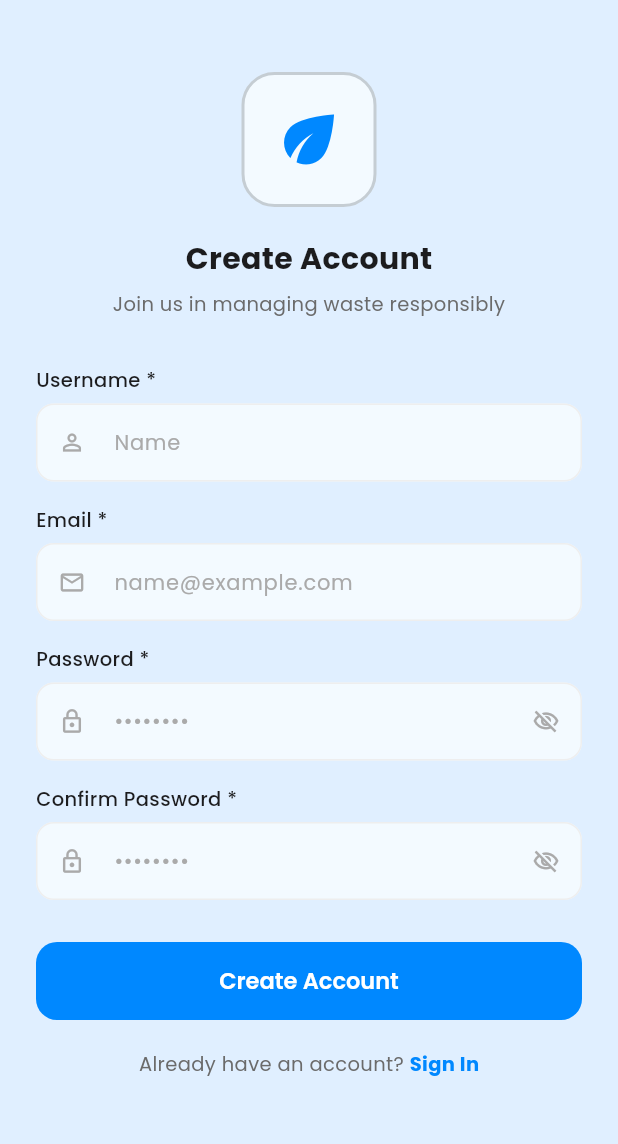
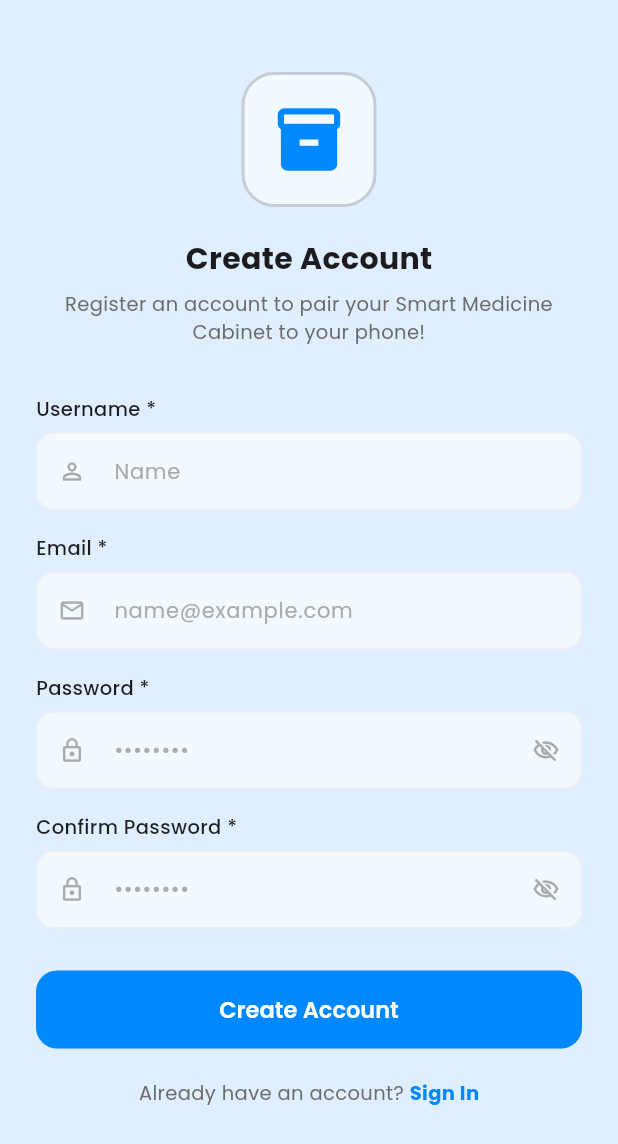
Before and after one commit to keannyooi/BMIT2123-IoT-App, a Flutter app: the screen it shows after launch, after a tap on "Sign In", after a tap on "Sign Up", on a phone screen of 412 x 824 dp. Shown: the top 1144 px of the screen. Run offline on Flutter 3.47's test engine with Material 3 defaults, Android fonts, the phone set to English and light mode, and no system bars; our stand-ins replace cloud_firestore, firebase_auth, firebase_core, firebase_messaging, firebase_storage, fl_chart and 4 more; accounts and stored records are empty.

Commit message:
style: replaced old login / register icons

```diff
--- a/lib/core/app_colors.dart
+++ b/lib/core/app_colors.dart
@@ -1,7 +1,6 @@
 import 'package:flutter/material.dart';
 
 class AppColors {
-  // TODO: change to blue
   static const Color primary       = Color(0xFF0088FF);
   static const Color primaryLight  = Color(0xFF4CAF50);
   static const Color primaryDark   = Color(0xFF1B5E20);
--- a/lib/features/auth/login_screen.dart
+++ b/lib/features/auth/login_screen.dart
@@ -77,7 +77,7 @@ class _LoginScreenState extends State<LoginScreen> {
                     ),
                   ),
                   child: const Icon(
-                    Icons.eco,
+                    Icons.inventory_2,
                     color: AppColors.primary,
                     size: 50,
                   ),
@@ -86,7 +86,7 @@ class _LoginScreenState extends State<LoginScreen> {
 
                 // ── Title ─────────────────────────────────────
                 Text(
-                  'Welcome Back! Waste Tracker',
+                  'Welcome Back!',
                   style: GoogleFonts.poppins(
                     fontSize: 18,
                     fontWeight: FontWeight.w700,
--- a/lib/features/auth/register_screen.dart
+++ b/lib/features/auth/register_screen.dart
@@ -83,7 +83,7 @@ class _RegisterScreenState extends State<RegisterScreen> {
                     ),
                   ),
                   child: const Icon(
-                    Icons.eco,
+                    Icons.inventory_2,
                     color: AppColors.primary,
                     size: 50,
                   ),
@@ -101,7 +101,7 @@ class _RegisterScreenState extends State<RegisterScreen> {
                 ),
                 const SizedBox(height: 6),
                 Text(
-                  'Join us in managing waste responsibly',
+                  'Register an account to pair your Smart Medicine Cabinet to your phone!',
                   style: GoogleFonts.poppins(
                     fontSize: 13,
                     color: AppColors.textSecondary,
--- a/lib/features/auth/reset_password_screen.dart
+++ b/lib/features/auth/reset_password_screen.dart
@@ -79,7 +79,7 @@ class _ResetPasswordScreenState extends State<ResetPasswordScreen> {
                   ),
                   child: const Center(
                     child: Icon(
-                      Icons.eco,
+                      Icons.inventory_2,
                       size: 48,
                       color: AppColors.primary,
                     ),
```
